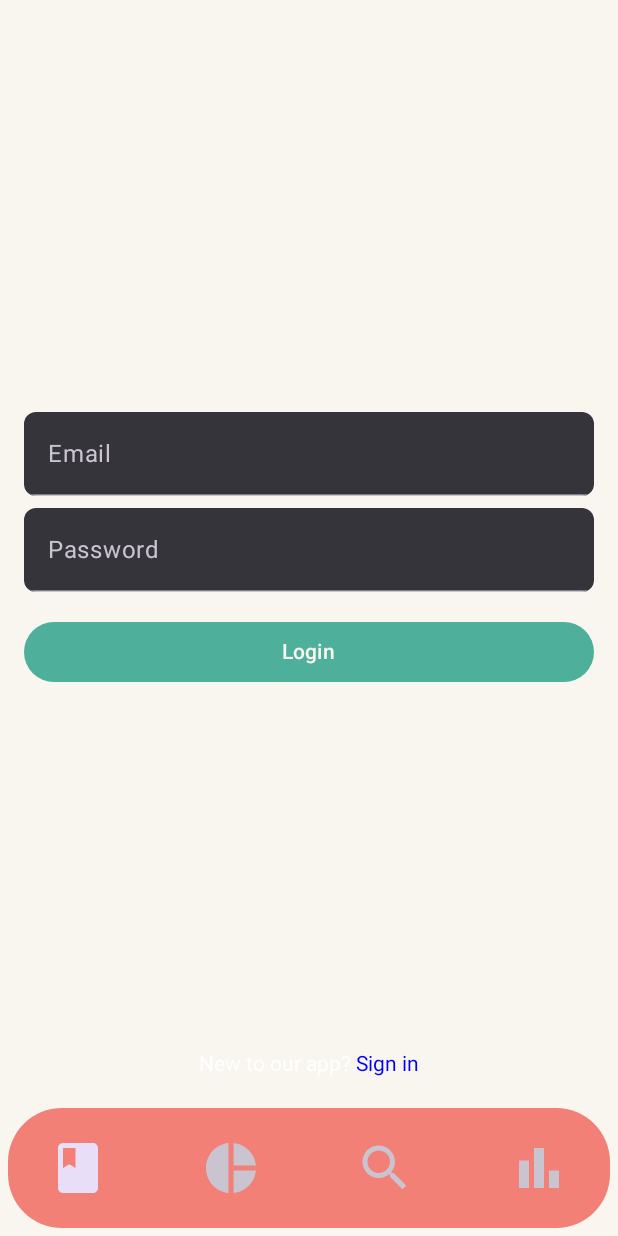
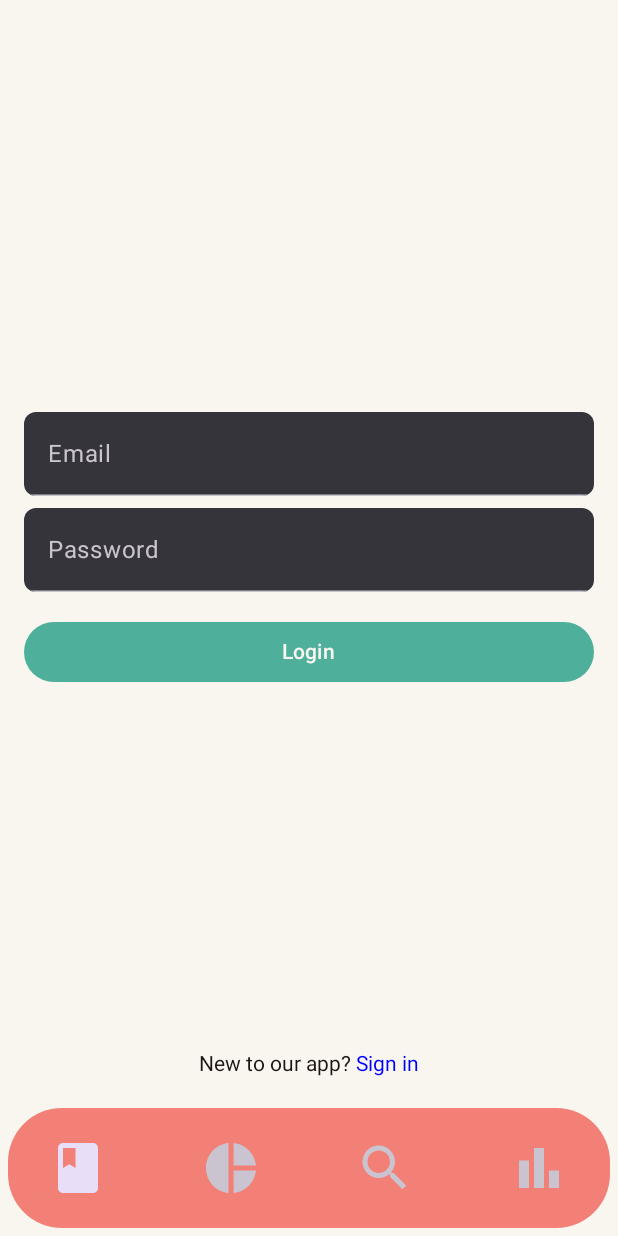
Before and after one commit to mRickk/DailyMacros, an Android app built with Jetpack Compose: the screen it shows after launch (MainActivity), on a phone screen of 412 x 824 dp. Run offline under Robolectric (Android 15) with nearby library versions, the phone set to English and light mode, and no system bars.

Commit message:
fixed text colors in login and signup

```diff
--- a/app/src/main/java/com/example/dailymacros/ui/screens/login/LoginScreen.kt
+++ b/app/src/main/java/com/example/dailymacros/ui/screens/login/LoginScreen.kt
@@ -24,11 +24,13 @@ import androidx.navigation.NavHostController
 import androidx.compose.foundation.clickable
 import androidx.compose.ui.text.style.TextAlign
 import androidx.compose.foundation.text.ClickableText
+import androidx.compose.material3.MaterialTheme
 import androidx.compose.ui.text.AnnotatedString
 import androidx.compose.ui.text.SpanStyle
 import androidx.compose.ui.text.buildAnnotatedString
 import androidx.compose.ui.text.withStyle
 import com.example.dailymacros.ui.NavigationRoute
+import com.example.dailymacros.ui.screens.settings.SettingsViewModel
 
 @Composable
 fun Login(navController: NavHostController) {
@@ -82,7 +84,7 @@ fun Login(navController: NavHostController) {
             contentAlignment = Alignment.BottomCenter
         ) {
             val annotatedText = buildAnnotatedString {
-                withStyle(style = SpanStyle(color = Color.White)) {
+                withStyle(style = SpanStyle(color = MaterialTheme.colorScheme.onBackground)) {
                     append("New to our app? ")
                 }
                 pushStringAnnotation(tag = "SIGNIN", annotation = "Sign in")
--- a/app/src/main/java/com/example/dailymacros/ui/screens/signin/SigninScreen.kt
+++ b/app/src/main/java/com/example/dailymacros/ui/screens/signin/SigninScreen.kt
@@ -8,9 +8,9 @@ import androidx.compose.foundation.layout.padding
 import androidx.compose.foundation.shape.RoundedCornerShape
 import androidx.compose.foundation.text.ClickableText
 import androidx.compose.material3.Button
+import androidx.compose.material3.MaterialTheme
 import androidx.compose.material3.Text
 import androidx.compose.material3.TextField
-import androidx.compose.material3.TextFieldDefaults
 import androidx.compose.runtime.Composable
 import androidx.compose.runtime.mutableStateOf
 import androidx.compose.runtime.remember
@@ -97,7 +97,7 @@ fun Signin(navController: NavHostController) {
             contentAlignment = Alignment.BottomCenter
         ) {
             val annotatedText = buildAnnotatedString {
-                withStyle(style = SpanStyle(color = Color.White)) {
+                withStyle(style = SpanStyle(color = MaterialTheme.colorScheme.onBackground)) {
                     append("Already subscribed? ")
                 }
                 pushStringAnnotation(tag = "LOGIN", annotation = "Log in")
```
